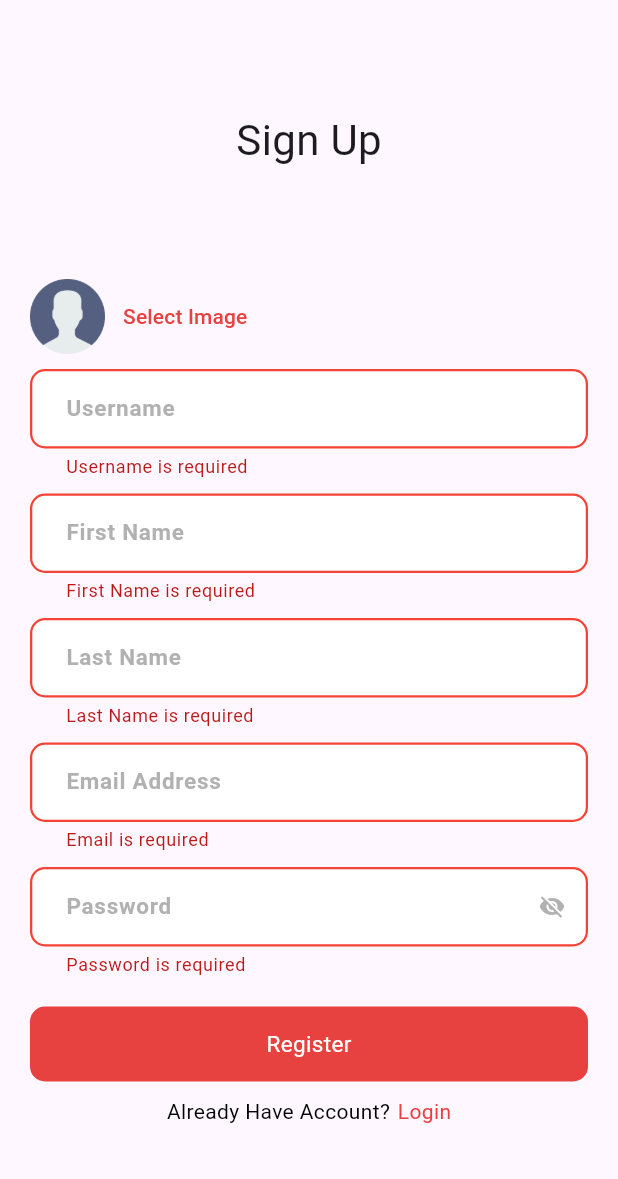
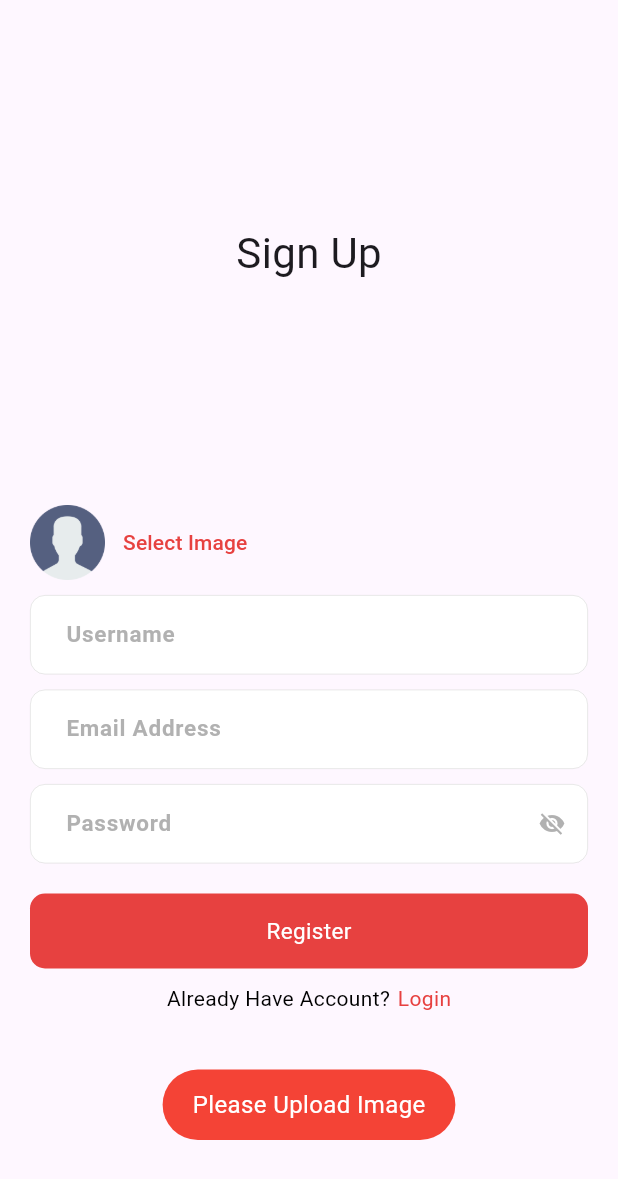
Before and after one commit to ZaidAhmed404/emergency_app, a Flutter app: the SignUpScreen screen opened by its route, after a tap on "Register", on a phone screen of 412 x 824 dp. Shown: the top 1179 px of the screen. Run offline on Flutter 3.47's test engine with Material 3 defaults, Android fonts, the phone set to English and light mode, and no system bars; drawn by our look-alikes of loading_overlay; our stand-ins replace firebase_auth, firebase_core, firebase_storage, flutter_riverpod, flutter_svg, fluttertoast and 4 more; accounts and stored records are empty; generated files the repository leaves out were written again; Roboto replaces fonts that are missing (Ubuntu); project files that could hold a hidden picture were left out.

Commit message:
signup added

```diff
--- a/lib/domain/repositories/auth_repository.dart
+++ b/lib/domain/repositories/auth_repository.dart
@@ -1,7 +1,7 @@
-
+import 'package:firebase_auth/firebase_auth.dart';
 
 abstract class AuthRepository {
-  Future<bool> signUpWithEmail(String email, String password);
+  Future<User?> signUpWithEmail(String email, String password);
 
   Future<bool> signInWithEmail(String email, String password);
 
--- /dev/null
+++ b/lib/domain/repositories/storage_repository.dart
@@ -0,0 +1,3 @@
+abstract class StorageRepository {
+  Future<String?> saveImage(String filePath);
+}
--- /dev/null
+++ b/lib/domain/repositories/user_repository.dart
@@ -0,0 +1,5 @@
+import 'package:firebase_auth/firebase_auth.dart';
+
+abstract class UserRepository {
+  Future<bool> saveUserProfile(User? user, String userName, String photoUrl);
+}
--- a/lib/main.dart
+++ b/lib/main.dart
@@ -1,10 +1,16 @@
-import 'package:emergency_app/routes/app_routes.dart';
+import 'package:emergency_app/presentation/screens/forgot_password/forgot_password.dart';
+import 'package:emergency_app/presentation/screens/login/login.dart';
+import 'package:emergency_app/presentation/screens/signup/signup.dart';
+import 'package:emergency_app/presentation/screens/splash/splash.dart';
+import 'package:emergency_app/routes/custom_page_route.dart';
 import 'package:firebase_core/firebase_core.dart';
 import 'package:flutter/material.dart';
 import 'package:flutter_riverpod/flutter_riverpod.dart';
 
 import 'firebase_options.dart';
 import 'injection/dependency_injection.dart';
+
+final GlobalKey<NavigatorState> navigatorKey = GlobalKey<NavigatorState>();
 
 void main() async {
   setupDependencyInjection();
@@ -22,13 +28,27 @@ class MyApp extends ConsumerWidget {
   Widget build(BuildContext context, WidgetRef ref) {
     return MaterialApp(
       title: 'Emergency App',
+      navigatorKey: navigatorKey,
       debugShowCheckedModeBanner: false,
       theme: ThemeData(
         colorScheme: ColorScheme.fromSeed(seedColor: Colors.deepPurple),
         useMaterial3: true,
       ),
       initialRoute: "/",
-      routes: routes,
+      onGenerateRoute: (settings) {
+        switch (settings.name) {
+          case '/':
+            return CustomPageRoute(child: const SplashScreen());
+          case LoginScreen.routeName:
+            return CustomPageRoute(child: LoginScreen());
+          case SignUpScreen.routeName:
+            return CustomPageRoute(child: SignUpScreen());
+          case ForgotPasswordScreen.routeName:
+            return CustomPageRoute(child: ForgotPasswordScreen());
+          default:
+            return null;
+        }
+      },
     );
   }
 }
--- a/lib/presentation/controllers/auth_controller.dart
+++ b/lib/presentation/controllers/auth_controller.dart
@@ -1,21 +1,50 @@
 import 'package:emergency_app/Domain/Repositories/auth_repository.dart';
+import 'package:emergency_app/domain/repositories/user_repository.dart';
+import 'package:flutter_riverpod/flutter_riverpod.dart';
+
+import '../../main.dart';
+import '../provider/screen_provider.dart';
+import '../screens/login/login.dart';
+import '../widgets/toast.dart';
 
 class AuthController {
   final AuthRepository authRepository;
+  final UserRepository userRepository;
+  final screenNotifier =
+      ProviderContainer().read(screenNotifierProvider.notifier);
 
-  AuthController({required this.authRepository});
+  AuthController({required this.authRepository, required this.userRepository});
 
-  // Method to handle sign-up logic
-  Future<void> handleSignUp(String email, String password) async {
-    await authRepository.signUpWithEmail(email, password);
+  Future handleSignUp(
+      {required String email,
+      required String password,
+      required String userName,
+      required String url}) async {
+    screenNotifier.updateLoading(isLoading: true);
+    try {
+      final user = await authRepository.signUpWithEmail(email, password);
+      if (user != null) {
+        bool isSuccess =
+            await userRepository.saveUserProfile(user, userName, url);
+        if (isSuccess == true) {
+          toastWidget(
+              isError: false,
+              message: "User Registered Successfully. Please Login");
+          navigatorKey.currentState
+              ?.pushReplacementNamed(LoginScreen.routeName);
+        }
+      }
+    } catch (error) {
+      toastWidget(isError: false, message: "User Registered Failed");
+    }
+
+    screenNotifier.updateLoading(isLoading: false);
   }
 
-  // Method to handle sign-in logic
   Future<void> handleSignIn(String email, String password) async {
     await authRepository.signInWithEmail(email, password);
   }
 
-  // Method to handle sign-out logic
   Future<void> handleSignOut() async {
     await authRepository.signOut();
   }
--- /dev/null
+++ b/lib/presentation/controllers/storage_controller.dart
@@ -0,0 +1,26 @@
+import 'package:emergency_app/domain/repositories/storage_repository.dart';
+import 'package:flutter_riverpod/flutter_riverpod.dart';
+
+import '../provider/screen_provider.dart';
+import '../widgets/toast.dart';
+
+class StorageController {
+  final StorageRepository storageRepository;
+
+  StorageController(this.storageRepository);
+
+  final screenNotifier =
+      ProviderContainer().read(screenNotifierProvider.notifier);
+
+  Future<String?> handleImageUploading(String filePath) async {
+    screenNotifier.updateLoading(isLoading: true);
+    String? url;
+    try {
+      url = await storageRepository.saveImage(filePath);
+    } catch (error) {
+      toastWidget(isError: false, message: "Image Uploading Failed");
+    }
+    screenNotifier.updateLoading(isLoading: false);
+    return url;
+  }
+}
--- /dev/null
+++ b/lib/presentation/provider/screen_provider.dart
@@ -0,0 +1,21 @@
+import "dart:developer";
+
+import "package:flutter_riverpod/flutter_riverpod.dart";
+
+class ScreenNotifier extends Notifier<bool> {
+  @override
+  build() {
+    // TODO: implement build
+    return false;
+  }
+
+  updateLoading({required bool isLoading}) {
+    log("$isLoading", name: "new loading");
+    state = isLoading;
+    log("$state", name: "new state");
+  }
+}
+
+final screenNotifierProvider = NotifierProvider<ScreenNotifier, bool>(() {
+  return ScreenNotifier();
+});
--- a/lib/presentation/screens/signup/signup.dart
+++ b/lib/presentation/screens/signup/signup.dart
@@ -1,5 +1,6 @@
 import 'dart:io';
 
+import 'package:emergency_app/presentation/controllers/storage_controller.dart';
 import 'package:flutter/material.dart';
 import 'package:flutter/services.dart';
 import 'package:get_it/get_it.dart';
@@ -9,6 +10,7 @@ import '../../../Constants/color_constants.dart';
 import '../../Widgets/text_button.dart';
 import '../../Widgets/text_field.dart';
 import '../../controllers/auth_controller.dart';
+import '../../widgets/overlay_loading.dart';
 import '../../widgets/toast.dart';
 import '../login/login.dart';
 
@@ -33,31 +35,29 @@ class _SignUpScreenState extends State<SignUpScreen> {
         maxWidth: 600,
       );
       if (image == null) return;
-      // final imageTemporary = io.File(image.path);
-      // setState(() {
+      setState(() {
         pickedImage = image;
-      // });
+      });
     } on PlatformException catch (e) {
-      print('Failed to pick image: $e');
+      toastWidget(isError: true, message: "Failed to pick image");
     }
   }
 
   final TextEditingController usernameController = TextEditingController();
 
-  final TextEditingController firstController = TextEditingController();
-
-  final TextEditingController lastController = TextEditingController();
-
   final TextEditingController emailController = TextEditingController();
+  final TextEditingController phoneNumberController = TextEditingController();
 
   final TextEditingController passwordController = TextEditingController();
 
   final AuthController _authController = GetIt.I<AuthController>();
+  final StorageController _storageController = GetIt.I<StorageController>();
   final _formKey = GlobalKey<FormState>();
 
   @override
   Widget build(BuildContext context) {
-    return Scaffold(
+    return OverlayLoadingWidget(
+      child: Scaffold(
         // resizeToAvoidBottomInset: false,
         body: SafeArea(
           child: Padding(
@@ -100,7 +100,8 @@ class _SignUpScreenState extends State<SignUpScreen> {
                         },
                         child: Text(
                           'Select Image',
-                        style: TextStyle(color: ColorConstants().primaryColor),
+                          style:
+                              TextStyle(color: ColorConstants().primaryColor),
                         )),
                   ],
                 ),
@@ -118,46 +119,6 @@ class _SignUpScreenState extends State<SignUpScreen> {
                       validationFunction: (value) {
                         if (value == null || value.isEmpty) {
                           return 'Username is required';
-                      }
-                      return null;
-                    },
-                    textInputType: TextInputType.text,
-                    textFieldWidth: MediaQuery.of(context).size.width,
-                    onValueChange: (value) {},
-                    maxLines: 1,
-                    borderCircular: 10,
-                  ),
-                  const SizedBox(
-                    height: 10,
-                  ),
-                  TextFieldWidget(
-                    hintText: "First Name",
-                    controller: firstController,
-                    isPassword: false,
-                    isEnabled: true,
-                    validationFunction: (value) {
-                      if (value == null || value.isEmpty) {
-                        return 'First Name is required';
-                      }
-                      return null;
-                    },
-                    textInputType: TextInputType.text,
-                    textFieldWidth: MediaQuery.of(context).size.width,
-                    onValueChange: (value) {},
-                    maxLines: 1,
-                    borderCircular: 10,
-                  ),
-                  const SizedBox(
-                    height: 10,
-                  ),
-                  TextFieldWidget(
-                    hintText: "Last Name",
-                    controller: lastController,
-                    isPassword: false,
-                    isEnabled: true,
-                    validationFunction: (value) {
-                      if (value == null || value.isEmpty) {
-                        return 'Last Name is required';
                         }
                         return null;
                       },
@@ -224,17 +185,20 @@ class _SignUpScreenState extends State<SignUpScreen> {
                 ),
                 TextButtonWidget(
                   function: () async {
-                  if (_formKey.currentState!.validate()) {
+                    FocusScope.of(context).unfocus();
+
                     if (pickedImage == null) {
                       toastWidget(
                           message: 'Please Upload Image', isError: true);
-                    } else {
+                    } else if (_formKey.currentState!.validate()) {
+                      final url = await _storageController
+                          .handleImageUploading(pickedImage!.path.toString());
+                      if (url != null) {
                         await _authController.handleSignUp(
-                          emailController.text, passwordController.text);
-                      if (context.mounted) {
-                        Navigator.of(context)
-                            .pushReplacementNamed(LoginScreen.routeName);
-                      }
+                            email: emailController.text,
+                            password: passwordController.text,
+                            url: url,
+                            userName: usernameController.text);
                       }
                     }
                   },
@@ -271,6 +235,7 @@ class _SignUpScreenState extends State<SignUpScreen> {
             ),
           ),
         ),
+      ),
     );
   }
 }
--- a/lib/presentation/screens/splash/splash.dart
+++ b/lib/presentation/screens/splash/splash.dart
@@ -2,6 +2,7 @@ import 'package:flutter/material.dart';
 import 'package:flutter_riverpod/flutter_riverpod.dart';
 import 'package:lottie/lottie.dart';
 
+import '../../../main.dart';
 import '../login/login.dart';
 
 class SplashScreen extends ConsumerStatefulWidget {
@@ -22,7 +23,7 @@ class _SplashScreenState extends ConsumerState<SplashScreen> {
   }
 
   initializeSetting() {
-    Navigator.of(context).pushReplacementNamed(LoginScreen.routeName);
+    navigatorKey.currentState?.pushReplacementNamed(LoginScreen.routeName);
   }
 
   @override
--- /dev/null
+++ b/lib/presentation/widgets/overlay_loading.dart
@@ -0,0 +1,37 @@
+import 'dart:developer';
+
+import 'package:flutter/material.dart';
+import 'package:flutter_riverpod/flutter_riverpod.dart';
+import 'package:loading_overlay/loading_overlay.dart';
+import 'package:lottie/lottie.dart';
+
+import '../provider/screen_provider.dart';
+
+class OverlayLoadingWidget extends ConsumerWidget {
+  OverlayLoadingWidget({
+    super.key,
+    required this.child,
+  });
+
+  Widget child;
+
+  @override
+  Widget build(BuildContext context, WidgetRef ref) {
+    final isLoading = ref.watch(screenNotifierProvider);
+    log("$isLoading");
+    return LoadingOverlay(
+      isLoading: isLoading,
+      color: Colors.black,
+      opacity: 0.5,
+      progressIndicator: Container(
+          padding: const EdgeInsets.all(20),
+          decoration: BoxDecoration(
+              color: Colors.white, borderRadius: BorderRadius.circular(10)),
+          child: SizedBox(
+              width: 50,
+              height: 50,
+              child: Lottie.asset('assets/lottie/loading.json'))),
+      child: child,
+    );
+  }
+}
--- a/lib/presentation/widgets/toast.dart
+++ b/lib/presentation/widgets/toast.dart
@@ -4,8 +4,8 @@ import 'package:fluttertoast/fluttertoast.dart';
 Future toastWidget({required bool isError, required String message}) {
   return Fluttertoast.showToast(
       msg: message,
-      toastLength: Toast.LENGTH_SHORT,
-      gravity: ToastGravity.CENTER,
+      toastLength: Toast.LENGTH_LONG,
+      gravity: ToastGravity.BOTTOM,
       timeInSecForIosWeb: 1,
       backgroundColor: isError ? Colors.red : Colors.green,
       textColor: Colors.white,
--- a/lib/routes/app_routes.dart
+++ /dev/null
@@ -1,13 +0,0 @@
-import 'package:flutter/material.dart';
-
-import '../presentation/screens/forgot_password/forgot_password.dart';
-import '../presentation/screens/login/login.dart';
-import '../presentation/screens/signup/signup.dart';
-import '../presentation/screens/splash/splash.dart';
-
-Map<String, WidgetBuilder> routes = {
-  "/": ((context) => const SplashScreen()),
-  LoginScreen.routeName: ((context) => LoginScreen()),
-  SignUpScreen.routeName: ((context) => SignUpScreen()),
-  ForgotPasswordScreen.routeName: ((context) => ForgotPasswordScreen()),
-};
--- /dev/null
+++ b/lib/routes/custom_page_route.dart
@@ -0,0 +1,18 @@
+import 'package:flutter/material.dart';
+
+class CustomPageRoute extends PageRouteBuilder {
+  final Widget child;
+
+  CustomPageRoute({required this.child})
+      : super(
+            // transitionDuration: Duration(seconds: 1),
+            pageBuilder: (context, animation, secondaryAnimation) => child);
+
+  @override
+  Widget buildTransitions(BuildContext context, Animation<double> animation,
+          Animation<double> secondaryAnimation, Widget child) =>
+      SlideTransition(
+          position: Tween<Offset>(begin: const Offset(1, 0), end: Offset.zero)
+              .animate(animation),
+          child: child);
+}
--- a/pubspec.yaml
+++ b/pubspec.yaml
@@ -46,6 +46,8 @@ dependencies:
   get_it: ^7.7.0
   floating_snackbar: ^1.0.5
   fluttertoast: ^8.2.8
+  loading_overlay: ^0.3.0
+  cloud_firestore: ^4.14.0
 
 dev_dependencies:
   flutter_test:
```
Also changed, not shown: lib/data/repositories/auth_repository_impl.dart (+14 -6 lines), lib/data/repositories/storage_repository_impl.dart (added, +35 -0 lines), lib/data/repositories/user_repository_impl.dart (added, +20 -0 lines), lib/injection/dependency_injection.dart (+17 -4 lines), lib/presentation/provider/ScreenProvider.dart (deleted, +0 -19 lines), lib/presentation/screens/home/home.dart (added, +14 -0 lines), pubspec.lock, 3 other files. Lines whose indentation alone changed are shown as unchanged.
